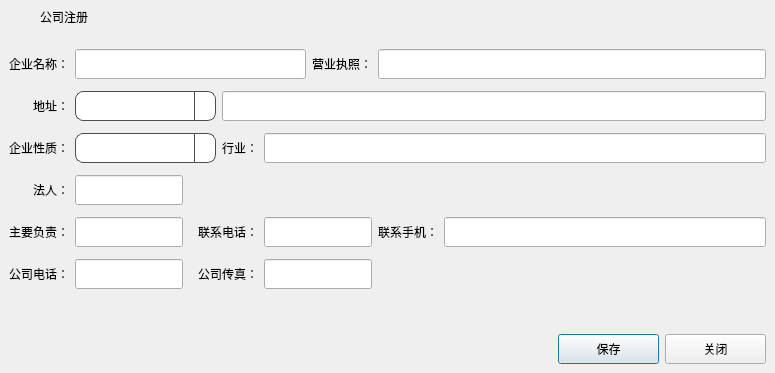
Before: the Qt Designer form companyregister.ui in guocihong/CombineAuthenticateHost, drawn with Qt 5.
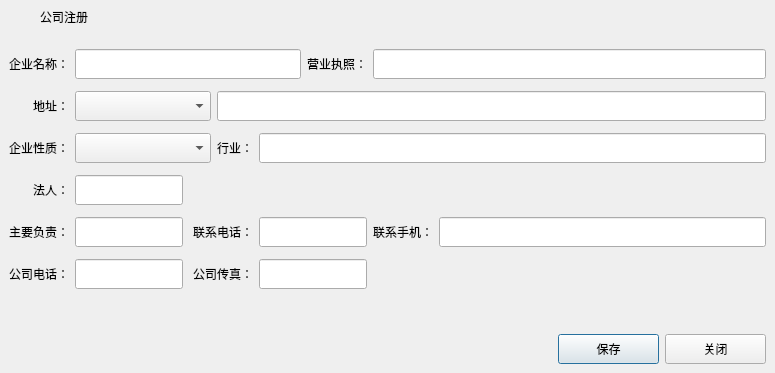
After: the same form once the commit is applied. Icons and pictures are not drawn.

Diff of the .ui file:
```diff
--- a/companyregister.ui
+++ b/companyregister.ui
@@ -14,36 +14,7 @@
    <string>公司注册</string>
   </property>
   <property name="styleSheet">
-   <string notr="true">QComboBox{
-font: 14pt &quot;WenQuanYi Micro Hei&quot;;
-border-radius: 8px;
-padding: 1px 10px 1px 10px;
-border: 1px solid #4D4D4D;
-}
-QComboBox QAbstractItemView{
-background-color:#4D4D4D;
-color:white;
-selection-background-color: rgb(56,117,215);
-}
-QComboBox::drop-down {
-subcontrol-origin: padding;
-subcontrol-position: top right;
-width: 20px;
-border-left-width: 1px;
-border-left-style: solid;
-border-top-right-radius: 3px;
-border-bottom-right-radius: 3px;
-border-left-color: #4D4D4D;
-}
-QComboBox::down-arrow{
-image: url(:/image/images/arrow_down.png);
-}
-QComboBox::down-arrow:pressed{
-position:relative;
-top:1px;
-left:1px;
-}
-</string>
+   <string notr="true"/>
   </property>
   <layout class="QVBoxLayout" name="verticalLayout">
    <property name="leftMargin">
```
Left out of the diff: 6 changed lines with no effect on the pictures.
